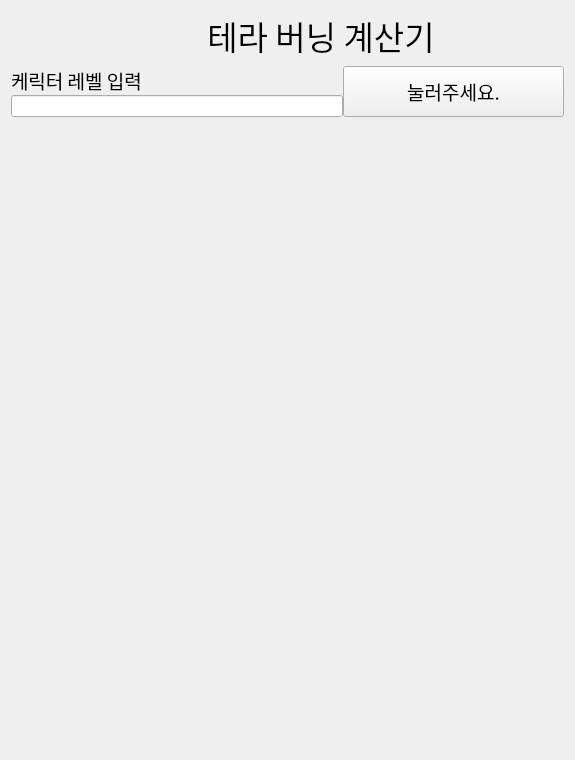
Above: tera_ui.ui from 82lilsak/Tera_burning before the change. Below: the same form after it.
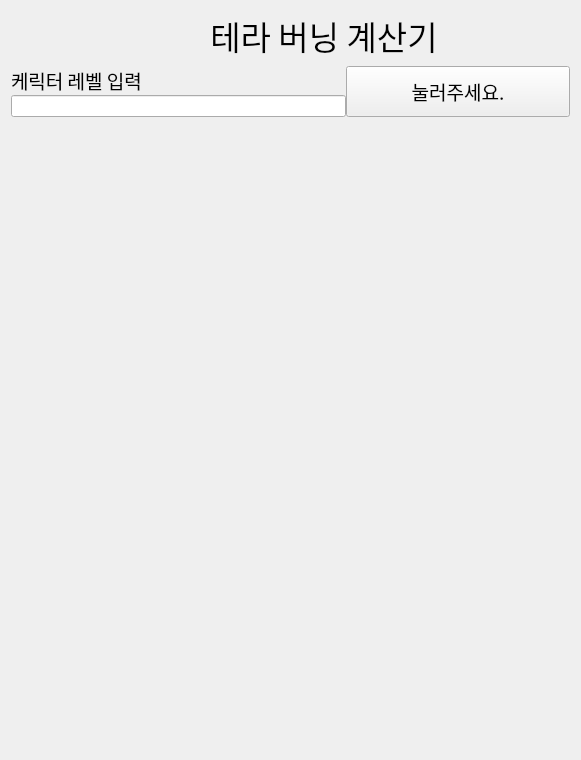
That is the form after the change. Icons and pictures are not drawn.

Patch:
```diff
--- a/tera_ui.ui
+++ b/tera_ui.ui
@@ -6,7 +6,7 @@
    <rect>
     <x>0</x>
     <y>0</y>
-    <width>575</width>
+    <width>581</width>
     <height>760</height>
    </rect>
   </property>
@@ -25,7 +25,7 @@
   </property>
   <layout class="QVBoxLayout" name="verticalLayout_2">
    <item>
-    <layout class="QVBoxLayout" name="verticalLayout" stretch="0,0,3,4,4">
+    <layout class="QVBoxLayout" name="verticalLayout" stretch="0,0,3,4">
      <property name="sizeConstraint">
       <enum>QLayout::SetFixedSize</enum>
      </property>
@@ -133,25 +133,38 @@
      </item>
      <item>
       <widget class="QLabel" name="lbl_text_write">
+       <property name="font">
+        <font>
+         <family>CookieRun Bold</family>
+         <pointsize>17</pointsize>
+        </font>
+       </property>
        <property name="text">
         <string/>
        </property>
+       <property name="alignment">
+        <set>Qt::AlignCenter</set>
+       </property>
       </widget>
      </item>
      <item>
       <widget class="QLabel" name="lbl_text_info">
+       <property name="font">
+        <font>
+         <family>CookieRun Bold</family>
+         <pointsize>17</pointsize>
+         <weight>50</weight>
+         <bold>false</bold>
+        </font>
+       </property>
        <property name="text">
         <string/>
        </property>
        <property name="scaledContents">
         <bool>false</bool>
        </property>
-      </widget>
-     </item>
-     <item>
-      <widget class="QLabel" name="lbl_text_huntlist">
-       <property name="text">
-        <string/>
+       <property name="alignment">
+        <set>Qt::AlignCenter</set>
        </property>
       </widget>
      </item>
```
Left out of the diff: 2 changed lines with no effect on the pictures.
